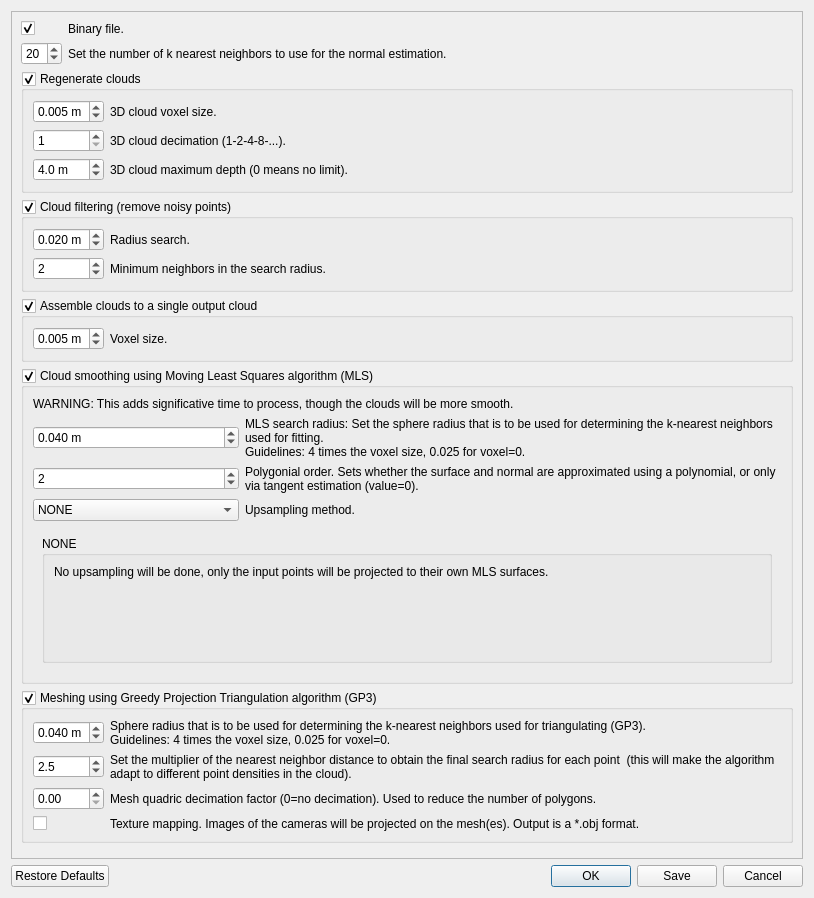
Qt form guilib/src/ui/exportCloudsDialog.ui (introlab/rtabmap) before a commit.
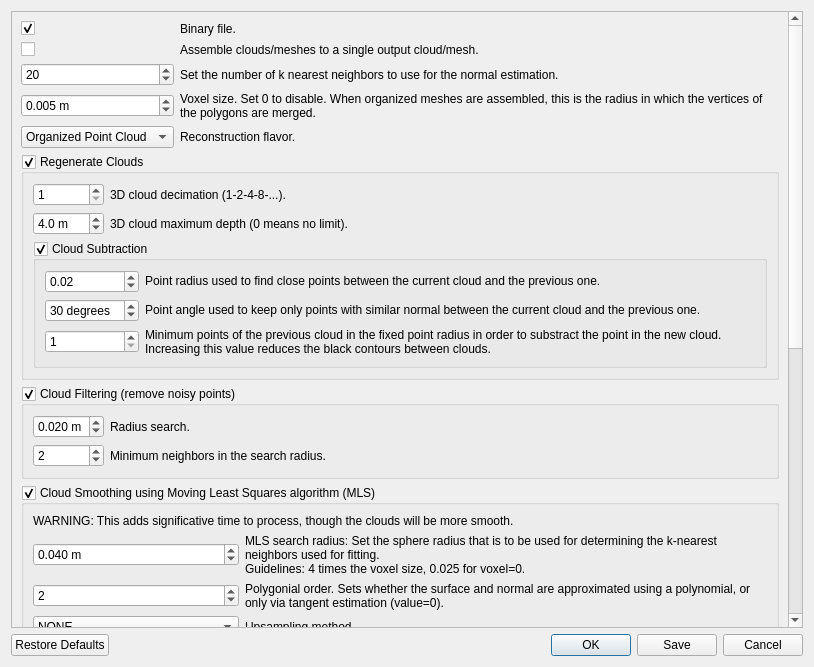
The same form after that commit.

```diff
--- a/guilib/src/ui/exportCloudsDialog.ui
+++ b/guilib/src/ui/exportCloudsDialog.ui
@@ -7,11 +7,11 @@
     <x>0</x>
     <y>0</y>
     <width>814</width>
-    <height>898</height>
+    <height>667</height>
    </rect>
   </property>
   <property name="windowTitle">
-   <string>Export 3D clouds</string>
+   <string>Export 3D Clouds</string>
   </property>
   <layout class="QVBoxLayout" name="verticalLayout_2" stretch="1,0,0">
    <item>
@@ -23,35 +23,32 @@
       <property name="geometry">
        <rect>
         <x>0</x>
-        <y>-242</y>
+        <y>0</y>
         <width>773</width>
-        <height>1064</height>
+        <height>1422</height>
        </rect>
       </property>
       <layout class="QVBoxLayout" name="verticalLayout_13">
        <item>
         <layout class="QGridLayout" name="gridLayout_8" columnstretch="0,1">
-         <item row="0" column="1">
-          <widget class="QLabel" name="label_binaryFile">
-           <property name="text">
-            <string>Binary file.</string>
-           </property>
-           <property name="wordWrap">
-            <bool>true</bool>
-           </property>
-          </widget>
-         </item>
-         <item row="0" column="0">
-          <widget class="QCheckBox" name="checkBox_binary">
-           <property name="text">
-            <string/>
-           </property>
-           <property name="checked">
-            <bool>true</bool>
-           </property>
-          </widget>
-         </item>
          <item row="1" column="1">
+          <widget class="QLabel" name="label_binaryFile_2">
+           <property name="text">
+            <string>Assemble clouds/meshes to a single output cloud/mesh.</string>
+           </property>
+           <property name="wordWrap">
+            <bool>true</bool>
+           </property>
+          </widget>
+         </item>
+         <item row="4" column="1">
+          <widget class="QLabel" name="label_12">
+           <property name="text">
+            <string>Reconstruction flavor.</string>
+           </property>
+          </widget>
+         </item>
+         <item row="2" column="1">
           <widget class="QLabel" name="label_111">
            <property name="text">
             <string>Set the number of k nearest neighbors to use for the normal estimation.</string>
@@ -61,7 +58,7 @@
            </property>
           </widget>
          </item>
-         <item row="1" column="0">
+         <item row="2" column="0">
           <widget class="QSpinBox" name="spinBox_normalKSearch">
            <property name="minimum">
             <number>0</number>
@@ -71,37 +68,90 @@
            </property>
           </widget>
          </item>
+         <item row="0" column="1">
+          <widget class="QLabel" name="label_binaryFile">
+           <property name="text">
+            <string>Binary file.</string>
+           </property>
+           <property name="wordWrap">
+            <bool>true</bool>
+           </property>
+          </widget>
+         </item>
+         <item row="0" column="0">
+          <widget class="QCheckBox" name="checkBox_binary">
+           <property name="text">
+            <string/>
+           </property>
+           <property name="checked">
+            <bool>true</bool>
+           </property>
+          </widget>
+         </item>
+         <item row="4" column="0">
+          <widget class="QComboBox" name="comboBox_pipeline">
+           <item>
+            <property name="text">
+             <string>Organized Point Cloud</string>
+            </property>
+           </item>
+           <item>
+            <property name="text">
+             <string>Dense Point Cloud</string>
+            </property>
+           </item>
+          </widget>
+         </item>
+         <item row="1" column="0">
+          <widget class="QCheckBox" name="checkBox_assemble">
+           <property name="text">
+            <string/>
+           </property>
+          </widget>
+         </item>
+         <item row="3" column="1">
+          <widget class="QLabel" name="label_109">
+           <property name="text">
+            <string>Voxel size. Set 0 to disable. When organized meshes are assembled, this is the radius in which the vertices of the polygons are merged.</string>
+           </property>
+           <property name="wordWrap">
+            <bool>true</bool>
+           </property>
+          </widget>
+         </item>
+         <item row="3" column="0">
+          <widget class="QDoubleSpinBox" name="doubleSpinBox_voxelSize_assembled">
+           <property name="suffix">
+            <string> m</string>
+           </property>
+           <property name="decimals">
+            <number>3</number>
+           </property>
+           <property name="maximum">
+            <double>1.000000000000000</double>
+           </property>
+           <property name="singleStep">
+            <double>0.010000000000000</double>
+           </property>
+           <property name="value">
+            <double>0.005000000000000</double>
+           </property>
+          </widget>
+         </item>
         </layout>
        </item>
        <item>
         <widget class="QGroupBox" name="groupBox_regenerate">
          <property name="title">
-          <string>Regenerate clouds</string>
+          <string>Regenerate Clouds</string>
          </property>
          <property name="checkable">
           <bool>true</bool>
          </property>
+         <layout class="QVBoxLayout" name="verticalLayout_14">
+          <item>
          <layout class="QGridLayout" name="gridLayout" columnstretch="0,1">
-          <item row="1" column="0">
-           <widget class="QDoubleSpinBox" name="doubleSpinBox_voxelSize">
-            <property name="suffix">
-             <string> m</string>
-            </property>
-            <property name="decimals">
-             <number>3</number>
-            </property>
-            <property name="maximum">
-             <double>1.000000000000000</double>
-            </property>
-            <property name="singleStep">
-             <double>0.010000000000000</double>
-            </property>
-            <property name="value">
-             <double>0.005000000000000</double>
-            </property>
-           </widget>
-          </item>
-          <item row="2" column="0">
+            <item row="0" column="0">
            <widget class="QSpinBox" name="spinBox_decimation">
             <property name="minimum">
              <number>1</number>
@@ -114,7 +164,7 @@
             </property>
            </widget>
           </item>
-          <item row="2" column="1">
+            <item row="0" column="1">
            <widget class="QLabel" name="label_108">
             <property name="text">
              <string>3D cloud decimation (1-2-4-8-...).</string>
@@ -124,17 +174,7 @@
             </property>
            </widget>
           </item>
-          <item row="1" column="1">
-           <widget class="QLabel" name="label_107">
-            <property name="text">
-             <string>3D cloud voxel size.</string>
-            </property>
-            <property name="wordWrap">
-             <bool>true</bool>
-            </property>
-           </widget>
-          </item>
-          <item row="3" column="0">
+            <item row="1" column="0">
            <widget class="QDoubleSpinBox" name="doubleSpinBox_maxDepth">
             <property name="suffix">
              <string> m</string>
@@ -153,7 +193,7 @@
             </property>
            </widget>
           </item>
-          <item row="3" column="1">
+            <item row="1" column="1">
            <widget class="QLabel" name="label_132">
             <property name="text">
              <string>3D cloud maximum depth (0 means no limit).</string>
@@ -164,27 +204,112 @@
            </widget>
           </item>
          </layout>
+          </item>
+          <item>
+           <widget class="QGroupBox" name="groupBox_subtraction">
+            <property name="title">
+             <string>Cloud Subtraction</string>
+            </property>
+            <property name="checkable">
+             <bool>true</bool>
+            </property>
+            <layout class="QGridLayout" name="gridLayout_11" columnstretch="0,1">
+             <item row="2" column="1">
+              <widget class="QLabel" name="label_174">
+               <property name="text">
+                <string>Minimum points of the previous cloud in the fixed point radius in order to substract the point in the new cloud. Increasing this value reduces the black contours between clouds.</string>
+               </property>
+               <property name="wordWrap">
+                <bool>true</bool>
+               </property>
+               <property name="textInteractionFlags">
+                <set>Qt::LinksAccessibleByMouse|Qt::TextSelectableByMouse</set>
+               </property>
+              </widget>
+             </item>
+             <item row="1" column="1">
+              <widget class="QLabel" name="label_193">
+               <property name="text">
+                <string>Point angle used to keep only points with similar normal between the current cloud and the previous one.</string>
+               </property>
+               <property name="wordWrap">
+                <bool>true</bool>
+               </property>
+               <property name="textInteractionFlags">
+                <set>Qt::LinksAccessibleByMouse|Qt::TextSelectableByMouse</set>
+               </property>
+              </widget>
+             </item>
+             <item row="0" column="0">
+              <widget class="QDoubleSpinBox" name="doubleSpinBox_subtractPointFilteringRadius">
+               <property name="suffix">
+                <string/>
+               </property>
+               <property name="minimum">
+                <double>0.010000000000000</double>
+               </property>
+               <property name="maximum">
+                <double>1.000000000000000</double>
+               </property>
+               <property name="singleStep">
+                <double>0.010000000000000</double>
+               </property>
+               <property name="value">
+                <double>0.020000000000000</double>
+               </property>
+              </widget>
+             </item>
+             <item row="0" column="1">
+              <widget class="QLabel" name="label_192">
+               <property name="text">
+                <string>Point radius used to find close points between the current cloud and the previous one.</string>
+               </property>
+               <property name="wordWrap">
+                <bool>true</bool>
+               </property>
+               <property name="textInteractionFlags">
+                <set>Qt::LinksAccessibleByMouse|Qt::TextSelectableByMouse</set>
+               </property>
+              </widget>
+             </item>
+             <item row="2" column="0">
+              <widget class="QSpinBox" name="spinBox_subtractFilteringMinPts">
+               <property name="minimum">
+                <number>1</number>
+               </property>
+              </widget>
+             </item>
+             <item row="1" column="0">
+              <widget class="QDoubleSpinBox" name="doubleSpinBox_subtractPointFilteringAngle">
+               <property name="suffix">
+                <string> degrees</string>
+               </property>
+               <property name="decimals">
+                <number>0</number>
+               </property>
+               <property name="maximum">
+                <double>180.000000000000000</double>
+               </property>
+               <property name="value">
+                <double>30.000000000000000</double>
+               </property>
+              </widget>
+             </item>
+            </layout>
+           </widget>
+          </item>
+         </layout>
         </widget>
        </item>
        <item>
         <widget class="QGroupBox" name="groupBox_filtering">
          <property name="title">
-          <string>Cloud filtering (remove noisy points)</string>
+          <string>Cloud Filtering (remove noisy points)</string>
          </property>
          <property name="checkable">
           <bool>true</bool>
          </property>
          <layout class="QGridLayout" name="gridLayout_9" columnstretch="0,1">
-          <item row="0" column="1">
-           <widget class="QLabel" name="label_110">
-            <property name="text">
-             <string>Radius search.</string>
-            </property>
-            <property name="wordWrap">
-             <bool>true</bool>
-            </property>
-           </widget>
-          </item>
           <item row="0" column="0">
            <widget class="QDoubleSpinBox" name="doubleSpinBox_filteringRadius">
             <property name="suffix">
@@ -207,6 +332,16 @@
             </property>
            </widget>
           </item>
+          <item row="0" column="1">
+           <widget class="QLabel" name="label_110">
+            <property name="text">
+             <string>Radius search.</string>
+            </property>
+            <property name="wordWrap">
+             <bool>true</bool>
+            </property>
+           </widget>
+          </item>
           <item row="1" column="0">
            <widget class="QSpinBox" name="spinBox_filteringMinNeighbors">
             <property name="minimum">
@@ -233,51 +368,10 @@
          </layout>
         </widget>
        </item>
-       <item>
-        <widget class="QGroupBox" name="groupBox_assemble">
-         <property name="title">
-          <string>Assemble clouds to a single output cloud</string>
-         </property>
-         <property name="checkable">
-          <bool>true</bool>
-         </property>
-         <layout class="QGridLayout" name="gridLayout_2" columnstretch="0,1">
-          <item row="0" column="0">
-           <widget class="QDoubleSpinBox" name="doubleSpinBox_voxelSize_assembled">
-            <property name="suffix">
-             <string> m</string>
-            </property>
-            <property name="decimals">
-             <number>3</number>
-            </property>
-            <property name="maximum">
-             <double>1.000000000000000</double>
-            </property>
-            <property name="singleStep">
-             <double>0.010000000000000</double>
-            </property>
-            <property name="value">
-             <double>0.005000000000000</double>
-            </property>
-           </widget>
-          </item>
-          <item row="0" column="1">
-           <widget class="QLabel" name="label_109">
-            <property name="text">
-             <string>Voxel size.</string>
-            </property>
-            <property name="wordWrap">
-             <bool>true</bool>
-            </property>
-           </widget>
-          </item>
-         </layout>
-        </widget>
-       </item>
        <item>
         <widget class="QGroupBox" name="groupBox_mls">
          <property name="title">
-          <string>Cloud smoothing using Moving Least Squares algorithm (MLS)</string>
+          <string>Cloud Smoothing using Moving Least Squares algorithm (MLS)</string>
          </property>
          <property name="checkable">
           <bool>true</bool>
@@ -660,15 +754,74 @@
         </widget>
        </item>
        <item>
+        <widget class="QGroupBox" name="groupBox_meshing">
+         <property name="title">
+          <string>Meshing</string>
+         </property>
+         <property name="checkable">
+          <bool>true</bool>
+         </property>
+         <layout class="QVBoxLayout" name="verticalLayout_15">
+          <item>
+           <layout class="QGridLayout" name="gridLayout_10" columnstretch="0,1">
+            <item row="0" column="0">
+             <widget class="QDoubleSpinBox" name="doubleSpinBox_meshDecimationFactor">
+              <property name="decimals">
+               <number>2</number>
+              </property>
+              <property name="minimum">
+               <double>0.000000000000000</double>
+              </property>
+              <property name="maximum">
+               <double>0.990000000000000</double>
+              </property>
+              <property name="singleStep">
+               <double>0.100000000000000</double>
+              </property>
+              <property name="value">
+               <double>0.000000000000000</double>
+              </property>
+             </widget>
+            </item>
+            <item row="0" column="1">
+             <widget class="QLabel" name="label_170">
+              <property name="text">
+               <string>Mesh quadric decimation factor (0=no decimation). Used to reduce the number of polygons.</string>
+              </property>
+              <property name="wordWrap">
+               <bool>true</bool>
+              </property>
+             </widget>
+            </item>
+            <item row="1" column="0">
+             <widget class="QCheckBox" name="checkBox_textureMapping">
+              <property name="text">
+               <string/>
+              </property>
+             </widget>
+            </item>
+            <item row="1" column="1">
+             <widget class="QLabel" name="label_textureMapping">
+              <property name="text">
+               <string>Texture mapping. Images of the cameras will be projected on the mesh(es). Output is a *.obj format.</string>
+              </property>
+              <property name="wordWrap">
+               <bool>true</bool>
+              </property>
+             </widget>
+            </item>
+           </layout>
+          </item>
+          <item>
         <widget class="QGroupBox" name="groupBox_gp3">
          <property name="title">
-          <string>Meshing using Greedy Projection Triangulation algorithm (GP3)</string>
+             <string>Greedy Projection Triangulation (GP3) Meshing</string>
          </property>
          <property name="checkable">
-          <bool>true</bool>
+             <bool>false</bool>
          </property>
          <property name="checked">
-          <bool>true</bool>
+             <bool>false</bool>
          </property>
          <layout class="QGridLayout" name="gridLayout_4" columnstretch="0,1">
           <item row="2" column="1">
@@ -730,54 +883,113 @@
             </property>
            </widget>
           </item>
-          <item row="4" column="0">
-           <widget class="QCheckBox" name="checkBox_textureMapping">
+            </layout>
+           </widget>
+          </item>
+          <item>
+           <widget class="QGroupBox" name="groupBox_organized">
+            <property name="title">
+             <string>Organized Meshing</string>
+            </property>
+            <layout class="QVBoxLayout" name="verticalLayout_17">
+             <item>
+              <layout class="QGridLayout" name="gridLayout_2" columnstretch="0,1">
+               <item row="0" column="1">
+                <widget class="QLabel" name="label_14">
+                 <property name="text">
+                  <string>Angle tolerance</string>
+                 </property>
+                </widget>
+               </item>
+               <item row="1" column="0">
+                <widget class="QCheckBox" name="checkBox_mesh_quad">
             <property name="text">
              <string/>
             </property>
-           </widget>
-          </item>
-          <item row="4" column="1">
-           <widget class="QLabel" name="label_textureMapping">
-            <property name="text">
-             <string>Texture mapping. Images of the cameras will be projected on the mesh(es). Output is a *.obj format.</string>
-            </property>
-            <property name="wordWrap">
+                 <property name="checked">
              <bool>true</bool>
             </property>
            </widget>
           </item>
-          <item row="3" column="1">
-           <widget class="QLabel" name="label_170">
+               <item row="1" column="1">
+                <widget class="QLabel" name="label_quad">
             <property name="text">
-             <string>Mesh quadric decimation factor (0=no decimation). Used to reduce the number of polygons.</string>
-            </property>
-            <property name="wordWrap">
-             <bool>true</bool>
-            </property>
-           </widget>
-          </item>
-          <item row="3" column="0">
-           <widget class="QDoubleSpinBox" name="doubleSpinBox_meshDecimationFactor">
-            <property name="decimals">
+                  <string>Quad</string>
+                 </property>
+                </widget>
+               </item>
+               <item row="2" column="0">
+                <widget class="QSpinBox" name="spinBox_mesh_triangleSize">
+                 <property name="suffix">
+                  <string> pix</string>
+                 </property>
+                 <property name="minimum">
              <number>2</number>
             </property>
+                 <property name="maximum">
+                  <number>99</number>
+                 </property>
+                </widget>
+               </item>
+               <item row="2" column="1">
+                <widget class="QLabel" name="label_15">
+                 <property name="text">
+                  <string>Triangle size</string>
+                 </property>
+                </widget>
+               </item>
+               <item row="0" column="0">
+                <widget class="QDoubleSpinBox" name="doubleSpinBox_mesh_angleTolerance">
+                 <property name="suffix">
+                  <string> deg</string>
+                 </property>
+                 <property name="decimals">
+                  <number>0</number>
+                 </property>
             <property name="minimum">
-             <double>0.000000000000000</double>
+                  <double>1.000000000000000</double>
             </property>
             <property name="maximum">
-             <double>0.990000000000000</double>
-            </property>
-            <property name="singleStep">
-             <double>0.100000000000000</double>
+                  <double>99.000000000000000</double>
             </property>
             <property name="value">
-             <double>0.000000000000000</double>
+                  <double>15.000000000000000</double>
             </property>
            </widget>
           </item>
          </layout>
-        </widget>
+             </item>
+             <item>
+              <spacer name="verticalSpacer_8">
+               <property name="orientation">
+                <enum>Qt::Vertical</enum>
+               </property>
+               <property name="sizeHint" stdset="0">
+                <size>
+                 <width>0</width>
+                 <height>0</height>
+                </size>
+               </property>
+              </spacer>
+             </item>
+            </layout>
+           </widget>
+          </item>
+         </layout>
+        </widget>
+       </item>
+       <item>
+        <spacer name="verticalSpacer_9">
+         <property name="orientation">
+          <enum>Qt::Vertical</enum>
+         </property>
+         <property name="sizeHint" stdset="0">
+          <size>
+           <width>0</width>
+           <height>0</height>
+          </size>
+         </property>
+        </spacer>
        </item>
        <item>
         <spacer name="verticalSpacer_7">
```
Lines whose indentation alone changed are shown as unchanged.
